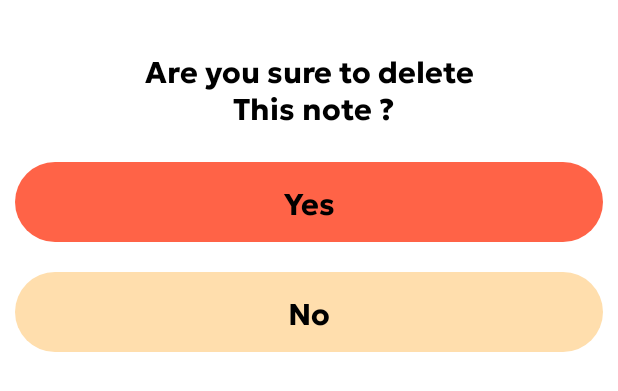
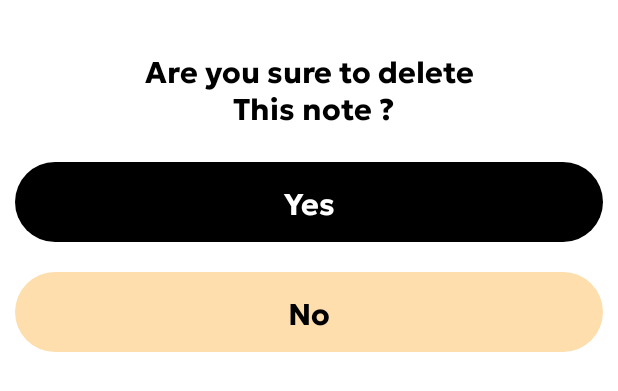
Before and after one commit to YadavYashvant/Notesy, an Android app: the layout delete_dialog.xml on its own in the app's theme, with its tools: preview values and no code run, on a phone screen of 412 x 824 dp. Shown: the top 391 px of the screen. Run offline under Robolectric (Android 15) with nearby library versions, the phone set to English and light mode, and no system bars.

Commit message:
Delete dialog improved

```diff
--- a/app/src/main/res/drawable/yes_button.xml
+++ b/app/src/main/res/drawable/yes_button.xml
@@ -1,5 +1,5 @@
 <?xml version="1.0" encoding="utf-8"?>
 <shape android:shape="rectangle" xmlns:android="http://schemas.android.com/apk/res/android">
-    <solid android:color="@color/Tomato"/>
+    <solid android:color="@color/Black"/>
     <corners android:radius="200dp"/>
 </shape>
--- a/app/src/main/res/layout/delete_dialog.xml
+++ b/app/src/main/res/layout/delete_dialog.xml
@@ -17,7 +17,7 @@
     <TextView
         android:layout_width="match_parent"
         android:layout_height="wrap_content"
-        android:textColor="@color/Black"
+        android:textColor="@color/White"
         android:layout_marginTop="20dp"
         android:id="@+id/dialog_yes"
         android:text="Yes"
```
